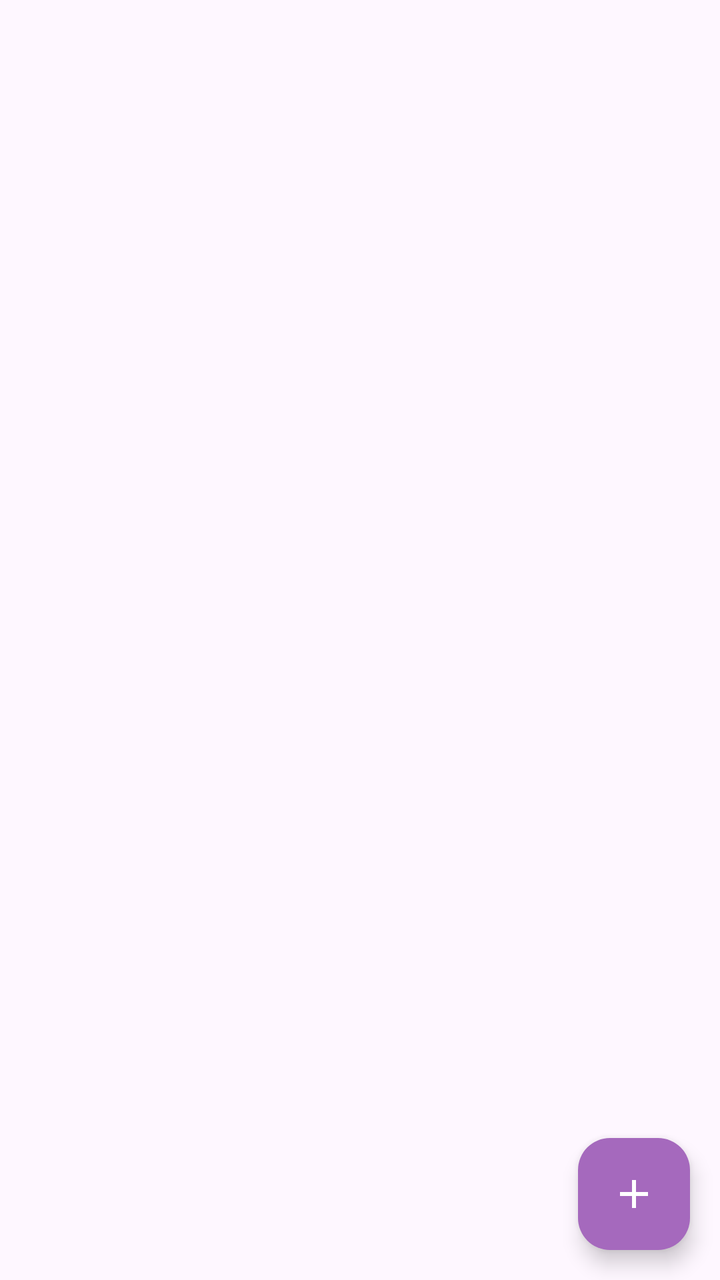
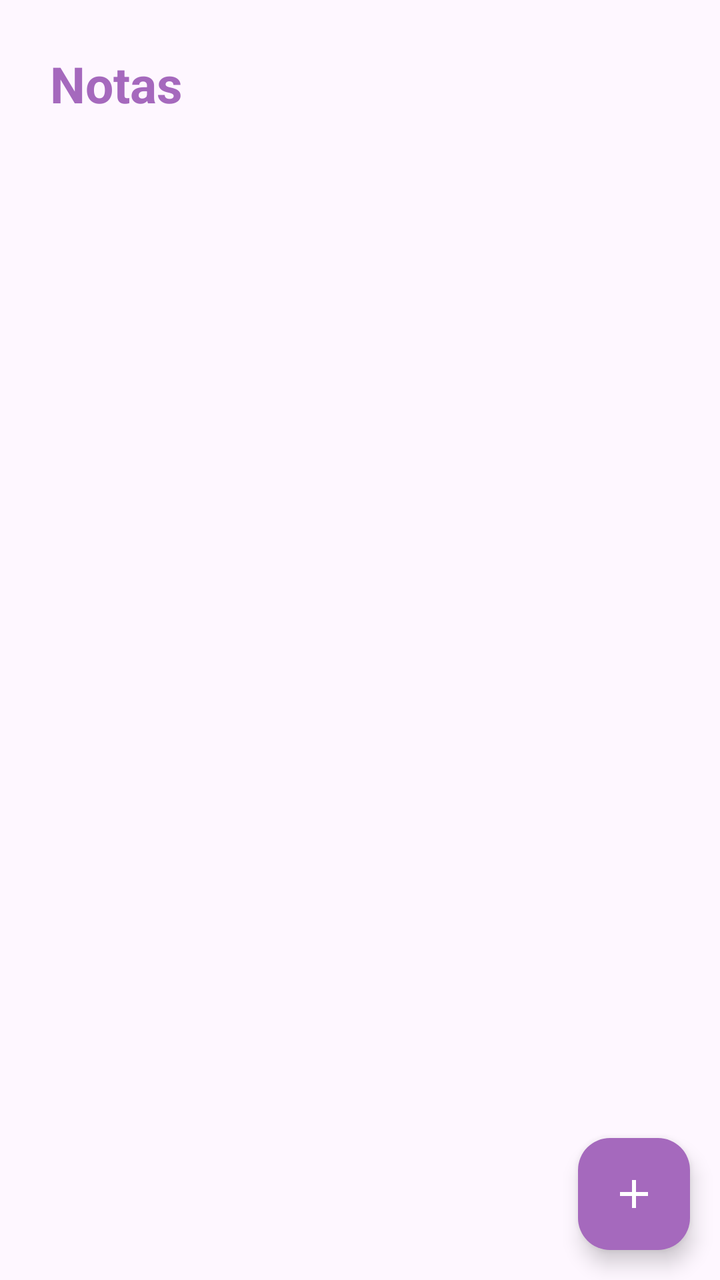

Before-and-after screenshots of an Android layout around one commit, followed by the original layout XML and the change that was made.
<!-- AndroidManifest.xml: application theme Theme.Notas_appSQLite -->
<!-- res/layout/activity_main.xml -->
<?xml version="1.0" encoding="utf-8"?>
<RelativeLayout
    xmlns:android="http://schemas.android.com/apk/res/android"
    xmlns:app="http://schemas.android.com/apk/res-auto"
    xmlns:tools="http://schemas.android.com/tools"
    android:id="@+id/main"
    android:layout_width="match_parent"
    android:layout_height="match_parent"
    tools:context=".MainActivity">
    
    <com.google.android.material.floatingactionbutton.FloatingActionButton
        android:id="@+id/FEVAagregarNota"
        android:layout_alignParentBottom="true"
        android:layout_alignParentEnd="true"
        android:layout_marginBottom="15dp"
        android:layout_marginStart="15dp"
        android:layout_marginEnd="15dp"
        android:layout_marginTop="15dp"
        android:src="@drawable/ic_agregar_nota"
        android:backgroundTint="@color/morado"
        app:tint="@color/white"
        android:layout_width="wrap_content"
        android:layout_height="wrap_content"/>


</RelativeLayout>
<!-- resources referenced by this layout -->
<resources>
  <color name="morado">#A569BD</color>
  <color name="white">#FFFFFFFF</color>
  <!-- drawable ic_agregar_nota (drawable) -->
  <vector xmlns:android="http://schemas.android.com/apk/res/android" android:height="24dp" android:tint="#000000" android:viewportHeight="24" android:viewportWidth="24" android:width="24dp">
        
      <path android:fillColor="@android:color/white" android:pathData="M19,13h-6v6h-2v-6H5v-2h6V5h2v6h6v2z"/>
      
  </vector>
  <style name="Theme.Notas_appSQLite" parent="Base.Theme.Notas_appSQLite" />
  <style name="Base.Theme.Notas_appSQLite" parent="Theme.Material3.DayNight.NoActionBar">
          
          <item name="colorPrimary">@color/morado</item>
          <item name="colorPrimaryVariant">@color/morado</item>
          <item name="android:statusBarColor">@color/morado</item>
      </style>
</resources>

<!-- the commit's change to res/layout/activity_main.xml (unified diff, before → after) -->
@@ -7,7 +7,30 @@
     android:layout_width="match_parent"
     android:layout_height="match_parent"
     tools:context=".MainActivity">
-    
+
+    <TextView
+        android:id="@+id/txtNotas"
+        android:text="@string/txtNotas"
+        android:layout_alignParentTop="true"
+        android:layout_marginTop="15dp"
+        android:layout_marginStart="15dp"
+        android:textColor="@color/morado"
+        android:textSize="25sp"
+        android:textStyle="bold"
+        android:padding="10dp"
+        android:layout_width="wrap_content"
+        android:layout_height="wrap_content"/>
+
+
+    <androidx.recyclerview.widget.RecyclerView
+        android:id="@+id/notasRv"
+        android:layout_below="@+id/txtNotas"
+        android:padding="15dp"
+        tools:listitem="@layout/item_nota"
+        android:layout_width="match_parent"
+        android:layout_height="match_parent"/>
+
+
     <com.google.android.material.floatingactionbutton.FloatingActionButton
         android:id="@+id/FEVAagregarNota"
         android:layout_alignParentBottom="true"
@@ -24,3 +47,55 @@
 
 
 </RelativeLayout>
+<!-- res/layout/item_nota.xml (included above) -->
+<?xml version="1.0" encoding="utf-8"?>
+<com.google.android.material.card.MaterialCardView xmlns:android="http://schemas.android.com/apk/res/android"
+    android:layout_width="match_parent"
+    android:layout_height="match_parent"
+    xmlns:app="http://schemas.android.com/apk/res-auto"
+    app:cardCornerRadius="8dp"
+    app:cardElevation="4dp"
+    app:cardUseCompatPadding="true">
+
+    <androidx.appcompat.widget.LinearLayoutCompat
+        android:layout_width="match_parent"
+        android:layout_height="wrap_content"
+        android:orientation="vertical"
+        android:padding="15dp"/>
+
+    <RelativeLayout
+        android:layout_width="match_parent"
+        android:layout_height="wrap_content"
+        android:orientation= "horizontal"
+        android:layout_marginTop="10dp">
+
+        <TextView
+            android:id="@+id/item_titulo"
+            android:text="@string/item_titulo"
+            android:textColor="@color/morado"
+            android:textStyle="bold"
+            android:layout_width="wrap_content"
+            android:layout_height="wrap_content"/>
+    </RelativeLayout>
+
+    <TextView
+        android:id="@+id/item_descripcion"
+        android:text="@string/item_descripcion"
+        android:maxLines="3"
+        android:layout_marginTop="5dp"
+        android:layout_width="wrap_content"
+        android:layout_height="wrap_content"/>
+
+
+
+
+
+
+
+
+
+
+
+
+
+</com.google.android.material.card.MaterialCardView>
<!-- resource entries referenced after the edit -->
@@ -8,6 +8,9 @@
       <path android:fillColor="@android:color/white" android:pathData="M19,13h-6v6h-2v-6H5v-2h6V5h2v6h6v2z"/>
       
   </vector>
+  <string name="item_descripcion">Descripcion</string>
+  <string name="item_titulo">Titulo</string>
+  <string name="txtNotas">Notas</string>
   <style name="Theme.Notas_appSQLite" parent="Base.Theme.Notas_appSQLite" />
   <style name="Base.Theme.Notas_appSQLite" parent="Theme.Material3.DayNight.NoActionBar">
           
